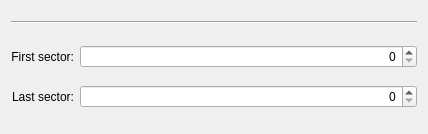
Before: the Qt Designer form src/gui/sizedetailswidgetbase.ui in KDE/partitionmanager, drawn with Qt 5.
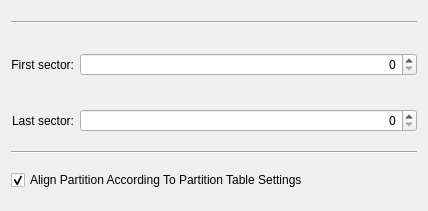
After: the same form once the commit is applied.

Commit message:
only return true from PartResizerWidget::movePartition() if the partition was actually moved.
set single step for the sector spinboxes to align value

add a checkbox to turn off aligning the partition

```diff
--- a/src/gui/sizedetailswidgetbase.ui
+++ b/src/gui/sizedetailswidgetbase.ui
@@ -7,11 +7,50 @@
     <x>0</x>
     <y>0</y>
     <width>428</width>
-    <height>134</height>
+    <height>211</height>
    </rect>
   </property>
   <layout class="QGridLayout" name="gridLayout">
-   <item row="4" column="0">
+   <item row="0" column="0" colspan="2">
+    <spacer name="verticalSpacer_3">
+     <property name="orientation">
+      <enum>Qt::Vertical</enum>
+     </property>
+     <property name="sizeType">
+      <enum>QSizePolicy::Fixed</enum>
+     </property>
+     <property name="sizeHint" stdset="0">
+      <size>
+       <width>20</width>
+       <height>10</height>
+      </size>
+     </property>
+    </spacer>
+   </item>
+   <item row="1" column="0" colspan="2">
+    <widget class="Line" name="line">
+     <property name="orientation">
+      <enum>Qt::Horizontal</enum>
+     </property>
+    </widget>
+   </item>
+   <item row="2" column="0" colspan="2">
+    <spacer name="verticalSpacer_4">
+     <property name="orientation">
+      <enum>Qt::Vertical</enum>
+     </property>
+     <property name="sizeType">
+      <enum>QSizePolicy::Fixed</enum>
+     </property>
+     <property name="sizeHint" stdset="0">
+      <size>
+       <width>20</width>
+       <height>10</height>
+      </size>
+     </property>
+    </spacer>
+   </item>
+   <item row="3" column="0">
     <widget class="QLabel" name="label_6">
      <property name="sizePolicy">
       <sizepolicy hsizetype="Preferred" vsizetype="Expanding">
@@ -30,7 +69,7 @@
      </property>
     </widget>
    </item>
-   <item row="4" column="1">
+   <item row="3" column="1">
     <widget class="QDoubleSpinBox" name="m_SpinFirstSector">
      <property name="sizePolicy">
       <sizepolicy hsizetype="Minimum" vsizetype="Fixed">
@@ -46,7 +85,7 @@
      </property>
     </widget>
    </item>
-   <item row="5" column="0">
+   <item row="4" column="0">
     <widget class="QLabel" name="label_7">
      <property name="sizePolicy">
       <sizepolicy hsizetype="Preferred" vsizetype="Expanding">
@@ -65,7 +104,7 @@
      </property>
     </widget>
    </item>
-   <item row="5" column="1">
+   <item row="4" column="1">
     <widget class="QDoubleSpinBox" name="m_SpinLastSector">
      <property name="sizePolicy">
       <sizepolicy hsizetype="Minimum" vsizetype="Fixed">
@@ -81,46 +120,17 @@
      </property>
     </widget>
    </item>
-   <item row="1" column="0" colspan="2">
-    <spacer name="verticalSpacer_3">
-     <property name="orientation">
-      <enum>Qt::Vertical</enum>
+   <item row="7" column="0" colspan="2">
+    <widget class="QCheckBox" name="m_CheckAlign">
+     <property name="text">
+      <string>Align Partition According To Partition Table Settings</string>
      </property>
-     <property name="sizeType">
-      <enum>QSizePolicy::Fixed</enum>
-     </property>
-     <property name="sizeHint" stdset="0">
-      <size>
-       <width>20</width>
-       <height>10</height>
-      </size>
-     </property>
-    </spacer>
-   </item>
-   <item row="2" column="0" colspan="2">
-    <widget class="Line" name="line">
-     <property name="orientation">
-      <enum>Qt::Horizontal</enum>
+     <property name="checked">
+      <bool>true</bool>
      </property>
     </widget>
    </item>
-   <item row="3" column="0" colspan="2">
-    <spacer name="verticalSpacer_4">
-     <property name="orientation">
-      <enum>Qt::Vertical</enum>
-     </property>
-     <property name="sizeType">
-      <enum>QSizePolicy::Fixed</enum>
-     </property>
-     <property name="sizeHint" stdset="0">
-      <size>
-       <width>20</width>
-       <height>10</height>
-      </size>
-     </property>
-    </spacer>
-   </item>
-   <item row="6" column="0" colspan="2">
+   <item row="8" column="0" colspan="2">
     <spacer name="verticalSpacer_5">
      <property name="orientation">
       <enum>Qt::Vertical</enum>
@@ -136,6 +146,29 @@
      </property>
     </spacer>
    </item>
+   <item row="5" column="0" colspan="2">
+    <widget class="Line" name="line_2">
+     <property name="orientation">
+      <enum>Qt::Horizontal</enum>
+     </property>
+    </widget>
+   </item>
+   <item row="6" column="0" colspan="2">
+    <spacer name="verticalSpacer_6">
+     <property name="orientation">
+      <enum>Qt::Vertical</enum>
+     </property>
+     <property name="sizeType">
+      <enum>QSizePolicy::Fixed</enum>
+     </property>
+     <property name="sizeHint" stdset="0">
+      <size>
+       <width>20</width>
+       <height>10</height>
+      </size>
+     </property>
+    </spacer>
+   </item>
   </layout>
  </widget>
  <resources/>
```
Left out of the diff: 4 changed lines with no effect on the pictures. The commit also changes 7 other files.
